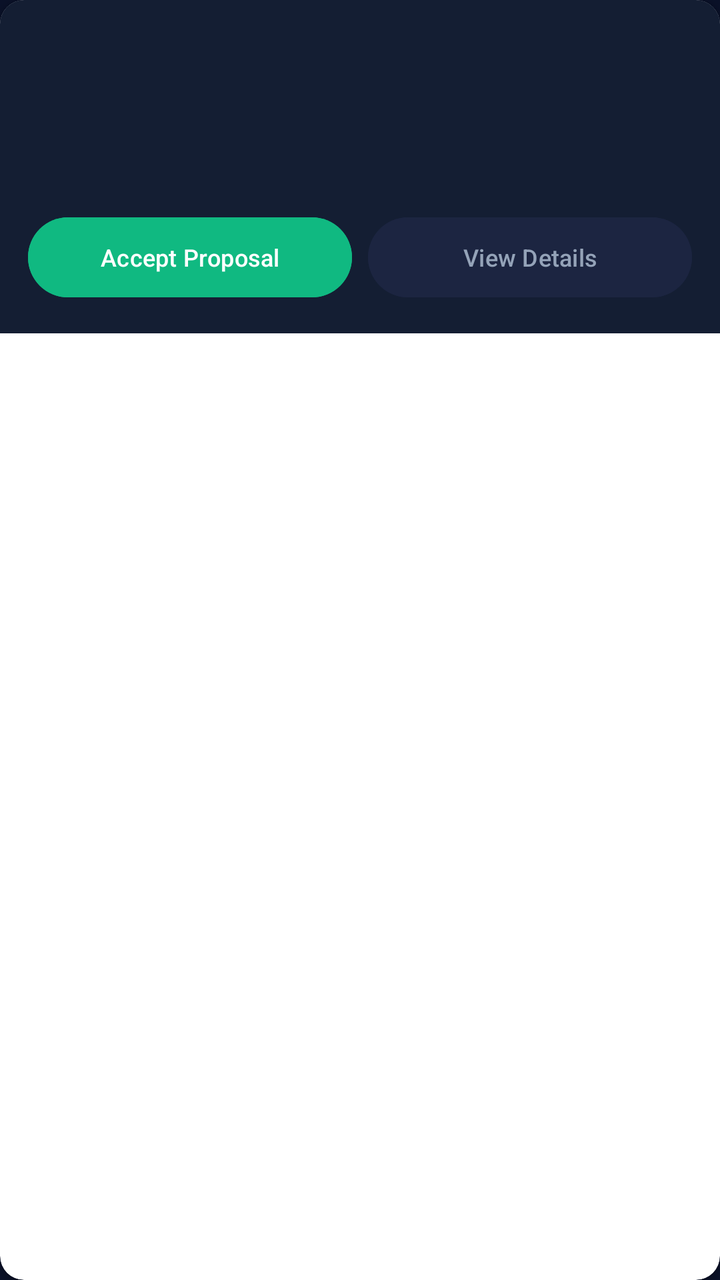
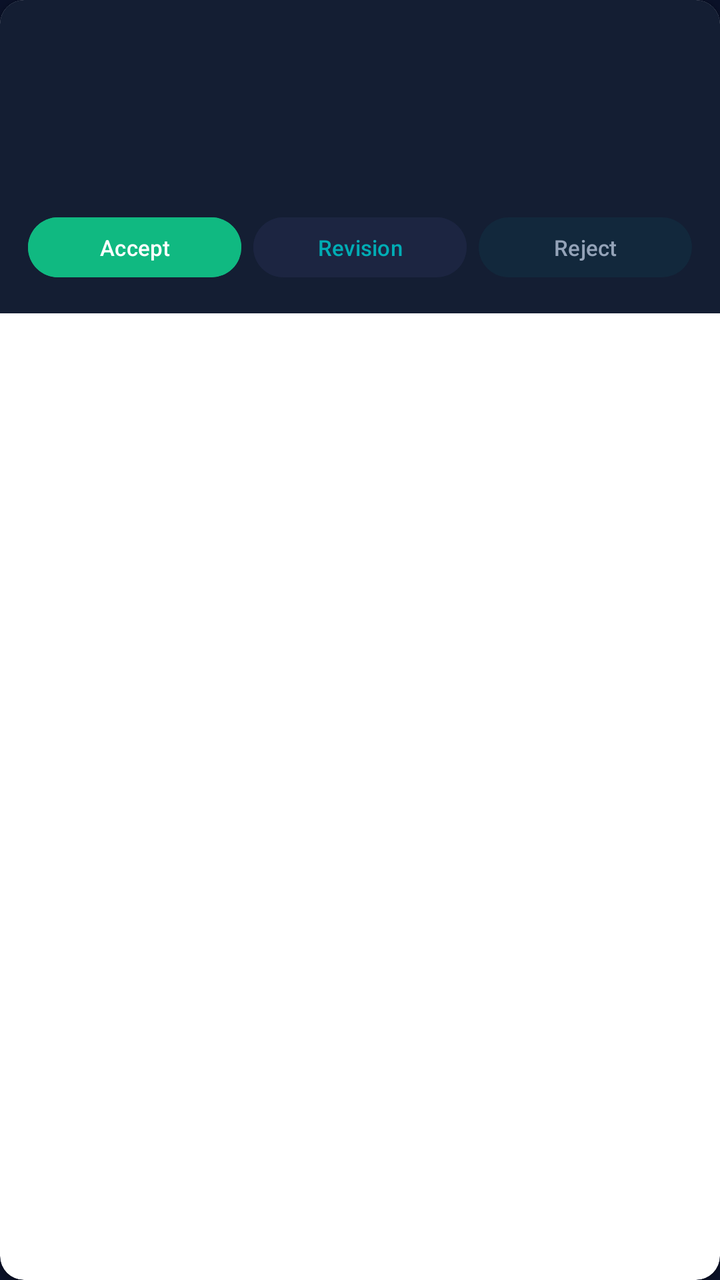

The first picture is an Android layout as it rendered before a commit; the second is the same layout after the commit. The layout source and the unified diff follow.
<!-- AndroidManifest.xml: application theme Theme.WizardsOfTeligati -->
<!-- res/layout/item_research_proposal.xml -->
<?xml version="1.0" encoding="utf-8"?>
<androidx.cardview.widget.CardView xmlns:android="http://schemas.android.com/apk/res/android"
    xmlns:app="http://schemas.android.com/apk/res-auto"
    android:layout_width="match_parent"
    android:layout_height="wrap_content"
    android:layout_marginVertical="6dp"
    app:cardCornerRadius="12dp">

    <LinearLayout
        android:layout_width="match_parent"
        android:layout_height="wrap_content"
        android:background="@color/card_dark"
        android:orientation="vertical"
        android:padding="14dp">

        <LinearLayout
            android:layout_width="match_parent"
            android:layout_height="wrap_content"
            android:orientation="horizontal">

            <TextView
                android:id="@+id/tvProposalDegree"
                android:layout_width="wrap_content"
                android:layout_height="wrap_content"
                android:textColor="@color/accent_purple"
                android:textSize="12sp"
                android:textStyle="bold" />

            <View
                android:layout_width="0dp"
                android:layout_height="0dp"
                android:layout_weight="1" />

            <TextView
                android:id="@+id/tvProposalStatus"
                android:layout_width="wrap_content"
                android:layout_height="wrap_content"
                android:textColor="@color/accent_gold"
                android:textSize="11sp"
                android:textStyle="bold" />
        </LinearLayout>

        <TextView
            android:id="@+id/tvProposalTopic"
            android:layout_width="wrap_content"
            android:layout_height="wrap_content"
            android:layout_marginTop="4dp"
            android:textColor="@color/text_primary"
            android:textSize="15sp"
            android:textStyle="bold" />

        <TextView
            android:id="@+id/tvProposalAuthor"
            android:layout_width="wrap_content"
            android:layout_height="wrap_content"
            android:textColor="@color/mystic_cyan"
            android:textSize="12sp" />

        <TextView
            android:id="@+id/tvProposalAbstract"
            android:layout_width="wrap_content"
            android:layout_height="wrap_content"
            android:layout_marginTop="6dp"
            android:textColor="@color/text_secondary"
            android:textSize="13sp" />

        <LinearLayout
            android:layout_width="match_parent"
            android:layout_height="wrap_content"
            android:layout_marginTop="10dp"
            android:orientation="horizontal">

            <Button
                android:id="@+id/btnAcceptProposal"
                android:layout_width="0dp"
                android:layout_height="wrap_content"
                android:layout_weight="1"
                android:backgroundTint="@color/emerald_green"
                android:text="Accept Proposal"
                android:textColor="@color/white"
                android:textSize="12sp" />

            <Button
                android:id="@+id/btnReviewProposal"
                android:layout_width="0dp"
                android:layout_height="wrap_content"
                android:layout_marginStart="8dp"
                android:layout_weight="1"
                android:backgroundTint="@color/indigo_dark"
                android:text="View Details"
                android:textColor="@color/text_secondary"
                android:textSize="12sp" />
        </LinearLayout>
    </LinearLayout>
</androidx.cardview.widget.CardView>
<!-- resources referenced by this layout -->
<resources>
  <color name="accent_gold">#F59E0B</color>
  <color name="accent_purple">#6C63FF</color>
  <color name="card_dark">#141E33</color>
  <color name="emerald_green">#10B981</color>
  <color name="indigo_dark">#1C2541</color>
  <color name="mystic_cyan">#00ADB5</color>
  <color name="text_primary">#F1F5F9</color>
  <color name="text_secondary">#94A3B8</color>
  <color name="white">#FFFFFF</color>
  <style name="Theme.WizardsOfTeligati" parent="Theme.Material3.DayNight.NoActionBar">
          <item name="colorPrimary">@color/mystic_cyan</item>
          <item name="colorSecondary">@color/accent_purple</item>
          <item name="android:windowBackground">@color/deep_navy</item>
          <item name="colorSurface">@color/card_dark</item>
          <item name="colorOnSurface">@color/text_primary</item>
          <item name="colorOnPrimary">@color/deep_navy</item>
      </style>
  <color name="deep_navy">#0A1128</color>
</resources>

<!-- the commit's change to res/layout/item_research_proposal.xml (unified diff, before → after) -->
@@ -73,23 +73,34 @@
             <Button
                 android:id="@+id/btnAcceptProposal"
                 android:layout_width="0dp"
-                android:layout_height="wrap_content"
+                android:layout_height="38dp"
                 android:layout_weight="1"
                 android:backgroundTint="@color/emerald_green"
-                android:text="Accept Proposal"
+                android:text="Accept"
                 android:textColor="@color/white"
-                android:textSize="12sp" />
+                android:textSize="11sp" />
 
             <Button
-                android:id="@+id/btnReviewProposal"
+                android:id="@+id/btnRequestRevision"
                 android:layout_width="0dp"
-                android:layout_height="wrap_content"
-                android:layout_marginStart="8dp"
+                android:layout_height="38dp"
+                android:layout_marginStart="6dp"
                 android:layout_weight="1"
                 android:backgroundTint="@color/indigo_dark"
-                android:text="View Details"
+                android:text="Revision"
+                android:textColor="@color/mystic_cyan"
+                android:textSize="11sp" />
+
+            <Button
+                android:id="@+id/btnRejectProposal"
+                android:layout_width="0dp"
+                android:layout_height="38dp"
+                android:layout_marginStart="6dp"
+                android:layout_weight="1"
+                android:backgroundTint="@color/card_dark"
+                android:text="Reject"
                 android:textColor="@color/text_secondary"
-                android:textSize="12sp" />
+                android:textSize="11sp" />
         </LinearLayout>
     </LinearLayout>
 </androidx.cardview.widget.CardView>
